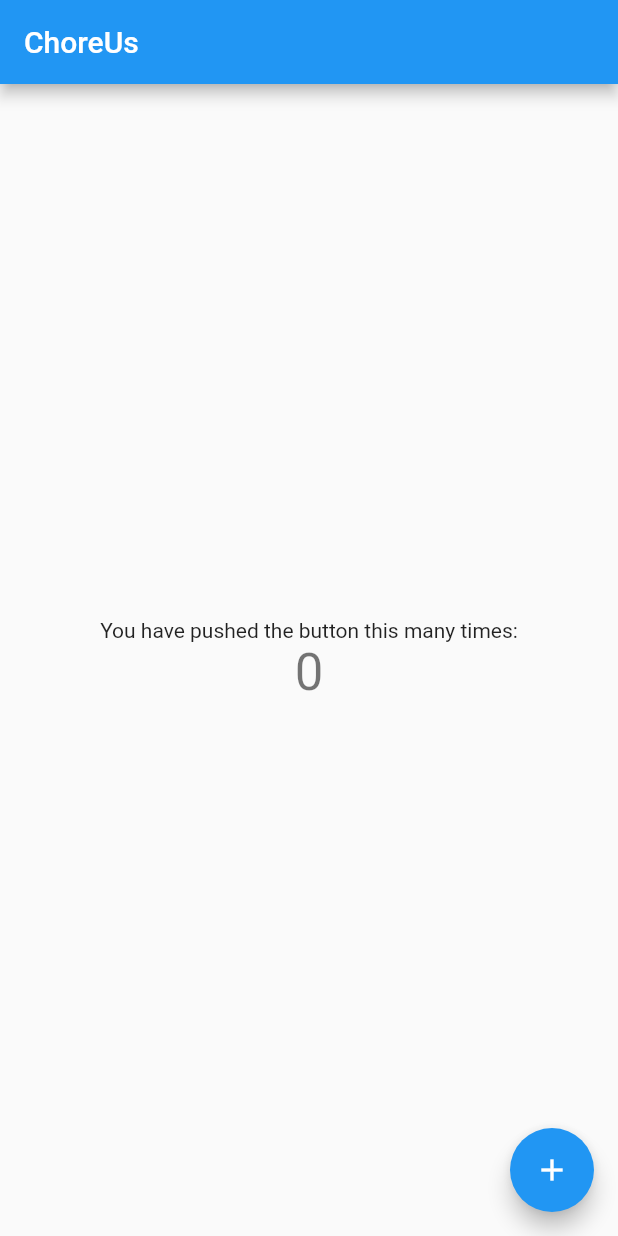
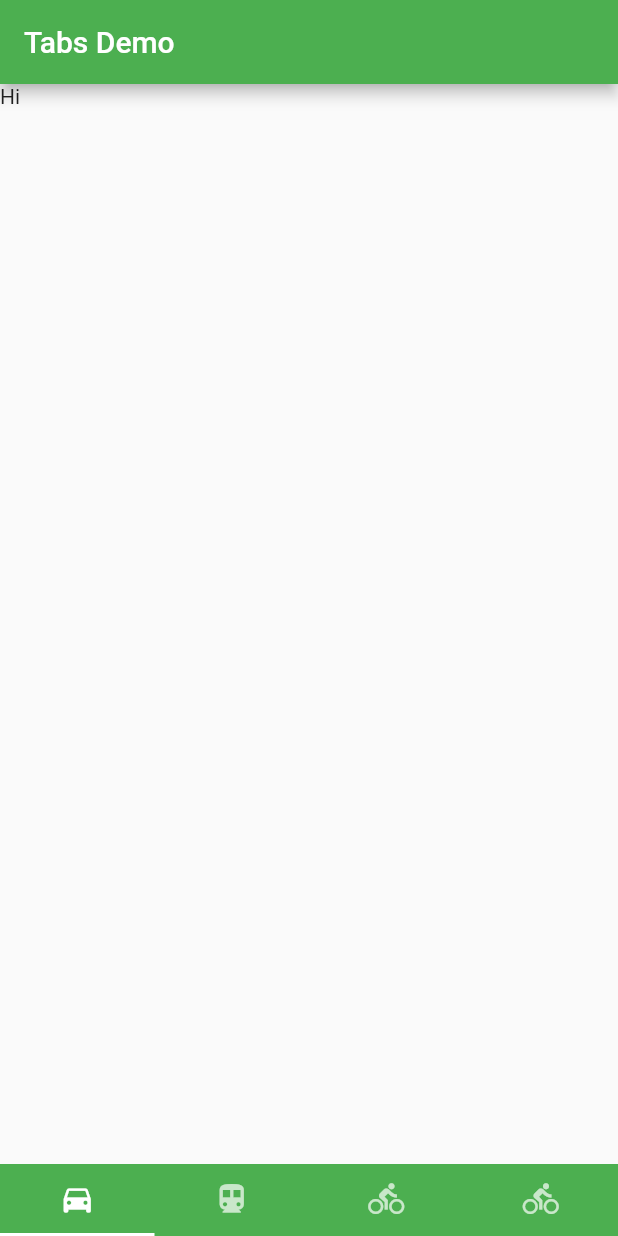
Before and after one commit to ChoreUs/choreus, a Flutter app: the screen it shows after launch, on a phone screen of 412 x 824 dp. Run offline on Flutter 3.47's test engine with Material 2 defaults, Android fonts, the phone set to English and light mode, and no system bars.

```diff
--- a/lib/main.dart
+++ b/lib/main.dart
@@ -1,4 +1,11 @@
 import 'package:flutter/material.dart';
+
+
+//App Pages
+import 'news.dart';
+import 'chores.dart';
+import 'timers.dart';
+import 'calendar.dart';
 
 void main() => runApp(MyApp());
 
@@ -18,10 +25,10 @@ class MyApp extends StatelessWidget {
         // or simply save your changes to "hot reload" in a Flutter IDE).
         // Notice that the counter didn't reset back to zero; the application
         // is not restarted.
-        primarySwatch: Colors.blue,
+        primarySwatch: Colors.green,
       ),
-      home: MyHomePage(title: 'ChoreUs'),
-    );
+      home: MyHomePage(title: "Home"),
+      );
   }
 }
 
@@ -44,68 +51,111 @@ class MyHomePage extends StatefulWidget {
 }
 
 class _MyHomePageState extends State<MyHomePage> {
-  int _counter = 0;
+  // int _counter = 0;
 
-  void _incrementCounter() {
-    setState(() {
-      // This call to setState tells the Flutter framework that something has
-      // changed in this State, which causes it to rerun the build method below
-      // so that the display can reflect the updated values. If we changed
-      // _counter without calling setState(), then the build method would not be
-      // called again, and so nothing would appear to happen.
-      _counter++;
-    });
-  }
+  // void _incrementCounter() {
+  //   setState(() {
+  //     // This call to setState tells the Flutter framework that something has
+  //     // changed in this State, which causes it to rerun the build method below
+  //     // so that the display can reflect the updated values. If we changed
+  //     // _counter without calling setState(), then the build method would not be
+  //     // called again, and so nothing would appear to happen.
+  //     _counter++;
+  //   });
+  // }
 
   @override
   Widget build(BuildContext context) {
+    return DefaultTabController(
+        length: 4,
+        child: Scaffold(
+          appBar: AppBar(
+            title: Text('Tabs Demo'),
+          ),
+          body: TabBarView(
+            children: [
+              Text("Hi"),
+              Icon(Icons.directions_transit),
+              Icon(Icons.directions_bike),
+              Icon(Icons.directions_bike),
+            ],
+          ),
+          bottomNavigationBar: Container(
+            child: TabBar(
+              tabs: [
+                Tab(icon: Icon(Icons.directions_car)),
+                Tab(icon: Icon(Icons.directions_transit)),
+                Tab(icon: Icon(Icons.directions_bike)),
+                Tab(icon: Icon(Icons.directions_bike)),
+              ],
+              indicatorColor: Colors.white,
+            ),
+            color: Colors.green,
+          ),
+        ),
+      );
+
+
     // This method is rerun every time setState is called, for instance as done
     // by the _incrementCounter method above.
     //
     // The Flutter framework has been optimized to make rerunning build methods
     // fast, so that you can just rebuild anything that needs updating rather
     // than having to individually change instances of widgets.
-    return Scaffold(
-      appBar: AppBar(
-        // Here we take the value from the MyHomePage object that was created by
-        // the App.build method, and use it to set our appbar title.
-        title: Text(widget.title),
-      ),
-      body: Center(
-        // Center is a layout widget. It takes a single child and positions it
-        // in the middle of the parent.
-        child: Column(
-          // Column is also a layout widget. It takes a list of children and
-          // arranges them vertically. By default, it sizes itself to fit its
-          // children horizontally, and tries to be as tall as its parent.
-          //
-          // Invoke "debug painting" (press "p" in the console, choose the
-          // "Toggle Debug Paint" action from the Flutter Inspector in Android
-          // Studio, or the "Toggle Debug Paint" command in Visual Studio Code)
-          // to see the wireframe for each widget.
-          //
-          // Column has various properties to control how it sizes itself and
-          // how it positions its children. Here we use mainAxisAlignment to
-          // center the children vertically; the main axis here is the vertical
-          // axis because Columns are vertical (the cross axis would be
-          // horizontal).
-          mainAxisAlignment: MainAxisAlignment.center,
-          children: <Widget>[
-            Text(
-              'You have pushed the button this many times:',
-            ),
-            Text(
-              '$_counter',
-              style: Theme.of(context).textTheme.display1,
-            ),
-          ],
-        ),
-      ),
-      floatingActionButton: FloatingActionButton(
-        onPressed: _incrementCounter,
-        tooltip: 'Increment',
-        child: Icon(Icons.add),
-      ), // This trailing comma makes auto-formatting nicer for build methods.
-    );
+    // return Scaffold(
+    //   appBar: AppBar(
+    //     // Here we take the value from the MyHomePage object that was created by
+    //     // the App.build method, and use it to set our appbar title.
+    //     title: Text(widget.title),
+    //   ),
+    //   body:
+    //   // body: Center(
+    //     // child: Column(
+    //     //   mainAxisAlignment: MainAxisAlignment.center,
+    //     //   children: <Widget>[
+    //         // Text(
+    //         //   'You have pushed the button this many times:',
+    //         // ),
+    //         // Text(
+    //         //   '$_counter',
+    //         //   style: Theme.of(context).textTheme.display1,
+    //         // ),
+    //         TabBarView(
+    //           children: <Widget>[
+    //             Tab(icon: Icon(Icons.directions_car)),
+    //             Tab(icon: Icon(Icons.directions_car)),
+    //             Tab(icon: Icon(Icons.directions_car)),
+    //             Tab(icon: Icon(Icons.directions_car)),]),
+    //           // NewsPage(),
+    //           // new Container(
+    //           //   color: Colors.orange,
+    //           // ),
+    //           // new Container(
+    //           //   color: Colors.lightGreen,
+    //           // ),
+    //           // new Container(
+    //           //   color: Colors.red,
+    //           // ),
+    //       //   ],
+    //   bottomNavigationBar: new TabBar(
+    //       tabs: [
+    //         Tab(
+    //           icon: new Icon(Icons.home),
+    //         ),
+    //         Tab(
+    //           icon: new Icon(Icons.rss_feed),
+    //         ),
+    //         Tab(
+    //           icon: new Icon(Icons.perm_identity),
+    //         ),
+    //         Tab(icon: new Icon(Icons.settings),)
+    //       ],
+    //       labelColor: Colors.yellow,
+    //       unselectedLabelColor: Colors.green,
+    //       indicatorSize: TabBarIndicatorSize.label,
+    //       indicatorPadding: EdgeInsets.all(5.0),
+    //       indicatorColor: Colors.red,
+    //       ),
+    //   );
   }
 }
```
Also changed, not shown: lib/calendar.dart (added, +23 -0 lines), lib/chores.dart (added, +24 -0 lines), lib/news.dart (added, +24 -0 lines), lib/timers.dart (added, +23 -0 lines).
